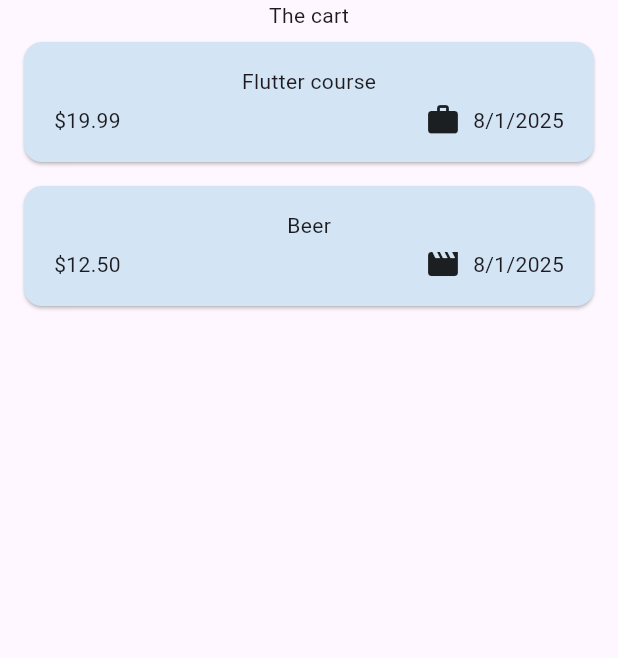
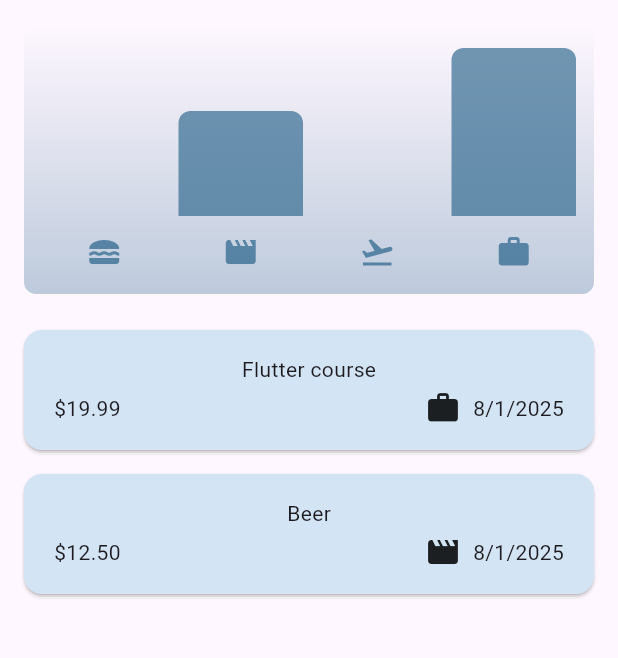
Before and after one commit to balazs1396/expense_tracker, a Flutter app: the screen it shows after launch, on a phone screen of 412 x 824 dp, the part 84-742 px from its top. Run offline on Flutter 3.47's test engine with Material 3 defaults, Android fonts, the phone set to English and light mode, and no system bars.

Commit message:
Add chart to present expenses at main page in a chart

```diff
--- a/lib/model/expense.dart
+++ b/lib/model/expense.dart
@@ -33,3 +33,26 @@ class Expense {
     return formatter.format(date);
   }
 }
+
+class ExpenseBucket {
+  const ExpenseBucket({required this.category, required this.expenses});
+
+  ExpenseBucket.forCategory(List<Expense> allExpenses, this.category)
+    : expenses =
+          allExpenses
+              .where((Expense expense) => expense.category == category)
+              .toList();
+
+  final Category category;
+  final List<Expense> expenses;
+
+  double get totalExpenses {
+    double sum = 0;
+
+    for (final expense in expenses) {
+      sum += expense.amount;
+    }
+
+    return sum;
+  }
+}
--- /dev/null
+++ b/lib/widgets/chart/chart.dart
@@ -0,0 +1,95 @@
+import 'package:flutter/material.dart';
+
+import 'package:expense_tracker/widgets/chart/chart_bar.dart';
+import 'package:expense_tracker/model/expense.dart';
+
+class Chart extends StatelessWidget {
+  const Chart({super.key, required this.expenses});
+
+  final List<Expense> expenses;
+
+  List<ExpenseBucket> get buckets {
+    return [
+      ExpenseBucket.forCategory(expenses, Category.food),
+      ExpenseBucket.forCategory(expenses, Category.leisure),
+      ExpenseBucket.forCategory(expenses, Category.travel),
+      ExpenseBucket.forCategory(expenses, Category.work),
+    ];
+  }
+
+  double get maxTotalExpense {
+    double maxTotalExpense = 0;
+
+    for (final bucket in buckets) {
+      if (bucket.totalExpenses > maxTotalExpense) {
+        maxTotalExpense = bucket.totalExpenses;
+      }
+    }
+
+    return maxTotalExpense;
+  }
+
+  @override
+  Widget build(BuildContext context) {
+    final isDarkMode =
+        MediaQuery.of(context).platformBrightness == Brightness.dark;
+    return Container(
+      margin: const EdgeInsets.all(16),
+      padding: const EdgeInsets.symmetric(
+        vertical: 16,
+        horizontal: 8,
+      ),
+      width: double.infinity,
+      height: 180,
+      decoration: BoxDecoration(
+        borderRadius: BorderRadius.circular(8),
+        gradient: LinearGradient(
+          colors: [
+            Theme.of(context).colorScheme.primary.withOpacity(0.3),
+            Theme.of(context).colorScheme.primary.withOpacity(0.0)
+          ],
+          begin: Alignment.bottomCenter,
+          end: Alignment.topCenter,
+        ),
+      ),
+      child: Column(
+        children: [
+          Expanded(
+            child: Row(
+              crossAxisAlignment: CrossAxisAlignment.end,
+              children: [
+                for (final bucket in buckets) // alternative to map()
+                  ChartBar(
+                    fill: bucket.totalExpenses == 0
+                        ? 0
+                        : bucket.totalExpenses / maxTotalExpense,
+                  )
+              ],
+            ),
+          ),
+          const SizedBox(height: 12),
+          Row(
+            children: buckets
+                .map(
+                  (bucket) => Expanded(
+                    child: Padding(
+                      padding: const EdgeInsets.symmetric(horizontal: 4),
+                      child: Icon(
+                        categoryIcons[bucket.category],
+                        color: isDarkMode
+                            ? Theme.of(context).colorScheme.secondary
+                            : Theme.of(context)
+                                .colorScheme
+                                .primary
+                                .withOpacity(0.7),
+                      ),
+                    ),
+                  ),
+                )
+                .toList(),
+          )
+        ],
+      ),
+    );
+  }
+}
--- /dev/null
+++ b/lib/widgets/chart/chart_bar.dart
@@ -0,0 +1,34 @@
+import 'package:flutter/material.dart';
+
+class ChartBar extends StatelessWidget {
+  const ChartBar({
+    super.key,
+    required this.fill,
+  });
+
+  final double fill;
+
+  @override
+  Widget build(BuildContext context) {
+    final isDarkMode =
+        MediaQuery.of(context).platformBrightness == Brightness.dark;
+    return Expanded(
+      child: Padding(
+        padding: const EdgeInsets.symmetric(horizontal: 4),
+        child: FractionallySizedBox(
+          heightFactor: fill,
+          child: DecoratedBox(
+            decoration: BoxDecoration(
+              shape: BoxShape.rectangle,
+              borderRadius:
+                  const BorderRadius.vertical(top: Radius.circular(8)),
+              color: isDarkMode
+                  ? Theme.of(context).colorScheme.secondary
+                  : Theme.of(context).colorScheme.primary.withOpacity(0.65),
+            ),
+          ),
+        ),
+      ),
+    );
+  }
+}
--- a/lib/widgets/expenses.dart
+++ b/lib/widgets/expenses.dart
@@ -1,3 +1,4 @@
+import 'package:expense_tracker/widgets/chart/chart.dart';
 import 'package:expense_tracker/widgets/expenses_list/expenses_list.dart';
 import 'package:expense_tracker/model/expense.dart';
 import 'package:expense_tracker/widgets/new_expense.dart';
@@ -55,7 +56,6 @@ class _ExpensesState extends State<Expenses> {
       SnackBar(
         duration: Duration(seconds: 3),
         content: Text('Expense deleted!'),
-        backgroundColor: Colors.teal,
         behavior: SnackBarBehavior.floating,
         action: SnackBarAction(
           label: 'Undo',
@@ -92,7 +92,7 @@ class _ExpensesState extends State<Expenses> {
           ),
         ],
       ),
-      body: Column(children: [Text('The cart'), Expanded(child: mainContent)]),
+      body: Column(children: [Chart(expenses: _registeredExpenses), Expanded(child: mainContent)]),
     );
   }
 }
```
